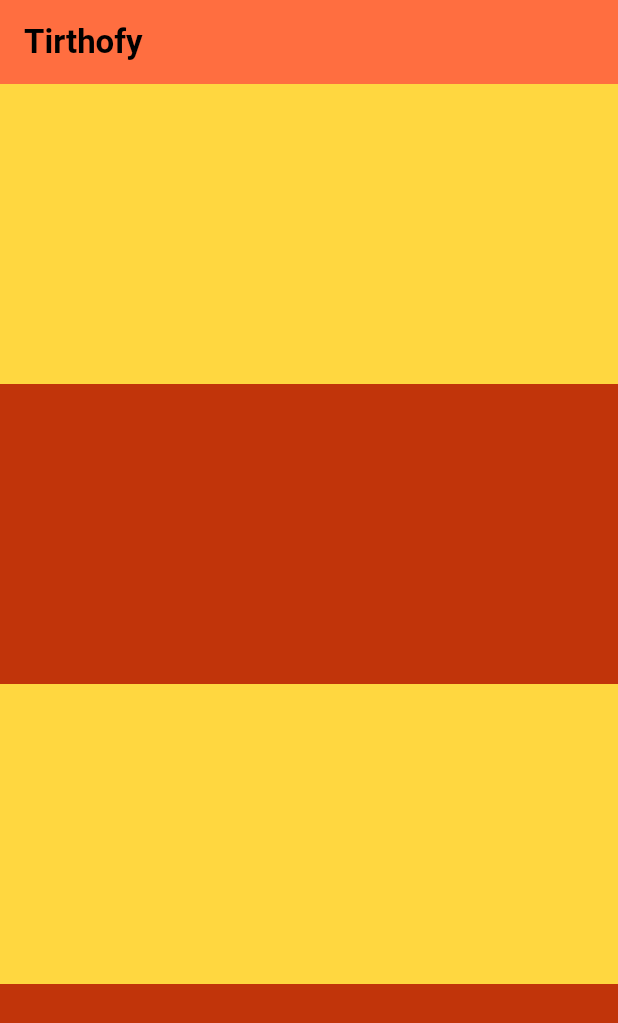
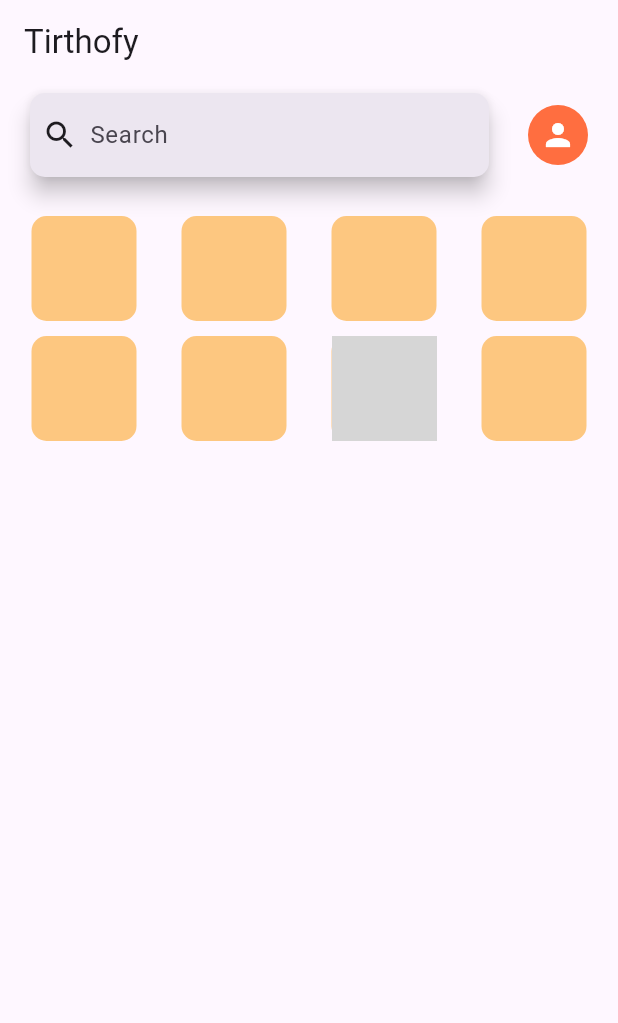
Before and after one commit to ROHANRAJRAHUL007/tirthofy_project_1, a Flutter app: the screen it shows after launch, on a phone screen of 412 x 824 dp. Shown: the top 1023 px of the screen. Run offline on Flutter 3.47's test engine with Material 3 defaults, Android fonts, the phone set to English and light mode, and no system bars; grey boxes are pictures that could not be loaded.

Commit message:
basic_ui

```diff
--- /dev/null
+++ b/lib/appbarofapp.dart
@@ -0,0 +1,42 @@
+import 'package:flutter/material.dart';
+
+class appbarofapp extends StatefulWidget {
+  const appbarofapp({super.key});
+
+  @override
+  State<appbarofapp> createState() => _appbarofappState();
+}
+
+class _appbarofappState extends State<appbarofapp> {
+  @override
+  Widget build(BuildContext context) {
+    return Row(
+      children: [
+        //search box
+        Expanded(
+          child: Container(
+            margin: EdgeInsets.fromLTRB(15, 1, 1, 1),
+            padding: EdgeInsets.fromLTRB(5, 5, 5, 5),
+            child: SearchBar(
+              leading: Icon(Icons.search),
+              hintText: 'Search',
+
+              shape: WidgetStateProperty.all(
+                RoundedRectangleBorder(borderRadius: BorderRadius.circular(10)),
+              ),
+            ),
+          ),
+        ),
+        SizedBox(width: 20),
+        //profile id
+        Container(
+          padding: EdgeInsets.fromLTRB(0, 0, 20, 0),
+          child: CircleAvatar(
+            backgroundColor: Colors.deepOrangeAccent,
+            child: Icon(Icons.person, color: Colors.white),
+          ),
+        ),
+      ],
+    );
+  }
+}
--- a/lib/homepage.dart
+++ b/lib/homepage.dart
@@ -1,64 +1,26 @@
 import 'package:flutter/material.dart';
+import 'package:tirthofy_code_1/appbarofapp.dart';
+import 'package:tirthofy_code_1/option_services.dart';
 
-class Homepage extends StatelessWidget {
+class Homepage extends StatefulWidget {
   const Homepage({super.key});
 
   @override
+  State<Homepage> createState() => _HomepageState();
+}
+
+class _HomepageState extends State<Homepage> {
+  @override
   Widget build(BuildContext context) {
     return Scaffold(
-      appBar: AppBar(
-        title: Text(
-          "Tirthofy",
-          style: TextStyle(
-            color: const Color.fromARGB(255, 0, 0, 0),
-            //
-            fontWeight: FontWeight.bold,
-          ),
-        ),
-        backgroundColor: Colors.deepOrangeAccent,
-      ),
-      body: ListView(
+      appBar: AppBar(title: Text("Tirthofy")),
+      body: Column(
         children: [
-          Container(
-            height: 200,
-            //
-            color: Colors.amberAccent,
-          ),
-          Container(
-            color: const Color.fromARGB(255, 193, 52, 10),
-            //
-            height: 200,
-          ),
-          Container(
-            height: 200,
-            //
-            color: Colors.amberAccent,
-          ),
-          Container(
-            color: const Color.fromARGB(255, 193, 52, 10),
-            //
-            height: 200,
-          ),
-          Container(
-            height: 200,
-            //
-            color: Colors.amberAccent,
-          ),
-          Container(
-            color: const Color.fromARGB(255, 193, 52, 10),
-            //
-            height: 200,
-          ),
-          Container(
-            height: 200,
-            //
-            color: Colors.amberAccent,
-          ),
-          Container(
-            color: const Color.fromARGB(255, 193, 52, 10),
-            //
-            height: 200,
-          ),
+          appbarofapp(),
+          //
+          SizedBox(height: 10),
+          //
+          OptionServices(),
         ],
       ),
     );
--- /dev/null
+++ b/lib/option_services.dart
@@ -0,0 +1,161 @@
+import 'package:flutter/material.dart';
+
+class OptionServices extends StatefulWidget {
+  const OptionServices({super.key});
+
+  @override
+  State<OptionServices> createState() => _OptionServicesState();
+}
+
+class _OptionServicesState extends State<OptionServices> {
+  @override
+  Widget build(BuildContext context) {
+    return Row(
+      mainAxisAlignment: MainAxisAlignment.spaceEvenly,
+      children:
+          //
+          [
+            Row(
+              children: [
+                Column(
+                  children: [
+                    //1st container
+                    Container(
+                      child: Column(
+                        // mainAxisAlignment: MainAxisAlignment.start,
+                        children: [
+                          SizedBox(height: 10),
+                          Container(
+                            // color: Colors.deepOrange,
+                            height: 70,
+                            width: 70,
+                            decoration: BoxDecoration(
+                              borderRadius: BorderRadius.circular(10),
+                              color: const Color.fromRGBO(251, 151, 0, 0.5),
+                            ),
+                          ),
+                          SizedBox(height: 10),
+                          Container(
+                            decoration: BoxDecoration(
+                              borderRadius: BorderRadius.circular(10),
+                              color: const Color.fromRGBO(251, 151, 0, 0.5),
+                            ),
+                            height: 70,
+                            width: 70,
+                          ),
+                        ],
+                      ),
+                    ),
+                  ],
+                ),
+                SizedBox(width: 30),
+                //2nd
+                Column(
+                  children: [
+                    Container(
+                      child: Column(
+                        //mainAxisAlignment: MainAxisAlignment.start,
+                        children: [
+                          SizedBox(height: 10),
+                          Container(
+                            decoration: BoxDecoration(
+                              borderRadius: BorderRadius.circular(10),
+                              color: const Color.fromRGBO(251, 151, 0, 0.5),
+                            ),
+                            //   color: const Color.fromARGB(255, 2, 45, 0),
+                            height: 70,
+                            width: 70,
+                          ),
+                          SizedBox(height: 10),
+                          Container(
+                            decoration: BoxDecoration(
+                              borderRadius: BorderRadius.circular(10),
+                              color: const Color.fromRGBO(251, 151, 0, 0.5),
+                            ),
+                            //color: const Color.fromARGB(255, 81, 255, 7),
+                            height: 70,
+                            width: 70,
+                          ),
+                          SizedBox(width: 10),
+                        ],
+                      ),
+                    ),
+                  ],
+                ),
+                //2nd
+                SizedBox(width: 30),
+                Column(
+                  children: [
+                    Container(
+                      child: Column(
+                        // mainAxisAlignment: MainAxisAlignment.start,
+                        children: [
+                          SizedBox(height: 10),
+                          Container(
+                            decoration: BoxDecoration(
+                              borderRadius: BorderRadius.circular(10),
+                              color: const Color.fromRGBO(251, 151, 0, 0.5),
+                            ),
+                            // color: const Color.fromARGB(255, 64, 90, 63),
+                            height: 70,
+                            width: 70,
+                          ),
+                          SizedBox(height: 10),
+                          Container(
+                            decoration: BoxDecoration(
+                              borderRadius: BorderRadius.circular(10),
+                              image: DecorationImage(
+                                image: AssetImage(
+                                  'assets/images/icons8-car-24.png',
+                                ),
+                              ),
+                              color: const Color.fromRGBO(251, 151, 0, 0.5),
+                            ),
+                            //color: const Color.fromARGB(255, 254, 254, 52),
+                            height: 70,
+                            width: 70,
+                          ),
+                        ],
+                      ),
+                    ),
+                  ],
+                ),
+                //3rd
+                SizedBox(width: 30),
+                Column(
+                  children: [
+                    Container(
+                      child: Column(
+                        // mainAxisAlignment: MainAxisAlignment.start,
+                        children: [
+                          SizedBox(height: 10),
+                          Container(
+                            decoration: BoxDecoration(
+                              borderRadius: BorderRadius.circular(10),
+                              color: const Color.fromRGBO(251, 151, 0, 0.5),
+                            ),
+                            //  color: const Color.fromARGB(255, 77, 67, 78),
+                            height: 70,
+                            width: 70,
+                          ),
+                          SizedBox(height: 10),
+                          Container(
+                            decoration: BoxDecoration(
+                              borderRadius: BorderRadius.circular(10),
+                              color: const Color.fromRGBO(251, 151, 0, 0.5),
+                            ),
+                            //color: const Color.fromARGB(255, 214, 7, 255),
+                            height: 70,
+                            width: 70,
+                          ),
+                        ],
+                      ),
+                    ),
+                  ],
+                ),
+              ],
+            ),
+          ],
+    );
+  }
+}
--- /dev/null
+++ b/lib/optionicon.dart
@@ -0,0 +1,15 @@
+import 'package:flutter/material.dart';
+
+class Optionicon extends StatefulWidget {
+  const Optionicon({super.key});
+
+  @override
+  State<Optionicon> createState() => _OptioniconState();
+}
+
+class _OptioniconState extends State<Optionicon> {
+  @override
+  Widget build(BuildContext context) {
+    return const Placeholder();
+  }
+}
--- /dev/null
+++ b/lib/serviceoption_shortcode.dart
@@ -0,0 +1,30 @@
+import 'package:flutter/material.dart';
+
+class OptionServices extends StatelessWidget {
+  const OptionServices({super.key});
+
+  @override
+  Widget build(BuildContext context) {
+    return Padding(
+      padding: const EdgeInsets.all(8.0),
+      child: GridView.builder(
+        shrinkWrap: true,
+        physics: const NeverScrollableScrollPhysics(),
+        gridDelegate: const SliverGridDelegateWithFixedCrossAxisCount(
+          crossAxisCount: 4, // 4 columns
+          crossAxisSpacing: 20,
+          mainAxisSpacing: 20,
+        ),
+        itemCount: 8, // total number of boxes
+        itemBuilder: (context, index) {
+          return Container(
+            decoration: BoxDecoration(
+              borderRadius: BorderRadius.circular(10),
+              color: const Color.fromRGBO(251, 151, 0, 0.5), // with opacity
+            ),
+          );
+        },
+      ),
+    );
+  }
+}
```
Also changed, not shown: pubspec.yaml (+6 -3 lines), lib/assets/images/icons8-car-24.png (added), pubspec.lock.
